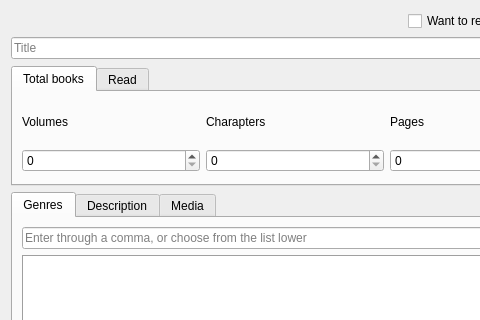
First picture: the form in dialogaddmanga.ui, repository LibertaSoft/DatabaseAnime, before the edit; both pictures show x 0 to 480 and y 0 to 320 of the 871 by 597 pixel window.
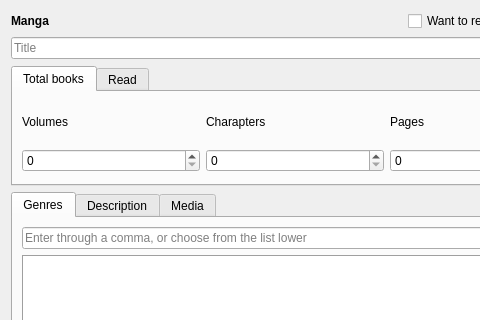
Second picture: the form after the edit. Icons and pictures are not drawn. Custom widgets are drawn as their Qt base class.

What changed in the file:
```diff
--- a/dialogaddmanga.ui
+++ b/dialogaddmanga.ui
@@ -26,6 +26,19 @@
        </property>
        <item>
         <layout class="QHBoxLayout" name="HLay_1">
+         <item>
+          <widget class="QLabel" name="label">
+           <property name="font">
+            <font>
+             <weight>75</weight>
+             <bold>true</bold>
+            </font>
+           </property>
+           <property name="text">
+            <string>Manga</string>
+           </property>
+          </widget>
+         </item>
          <item>
           <spacer name="HSpacer_0">
            <property name="orientation">
```
